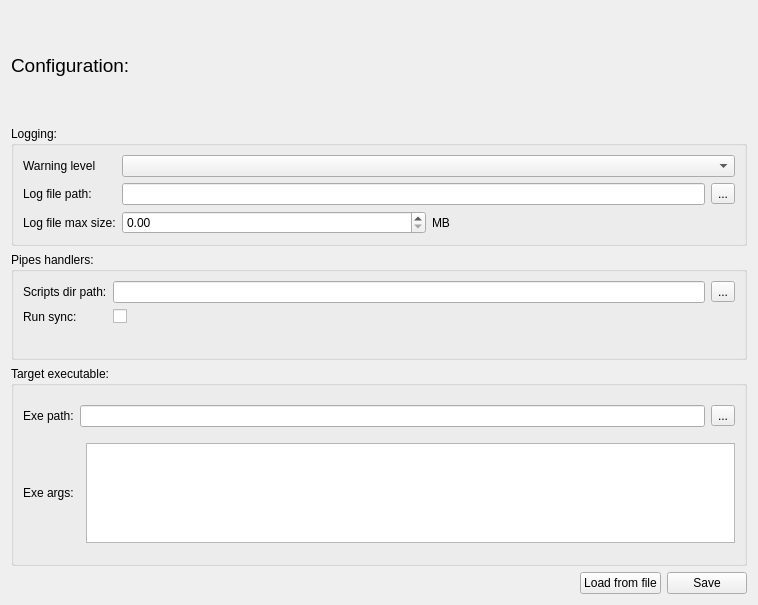
yellow1cucumber/ExeLaunchHandler, file ui/config_managment_widget/configtab.ui: the form before one commit.
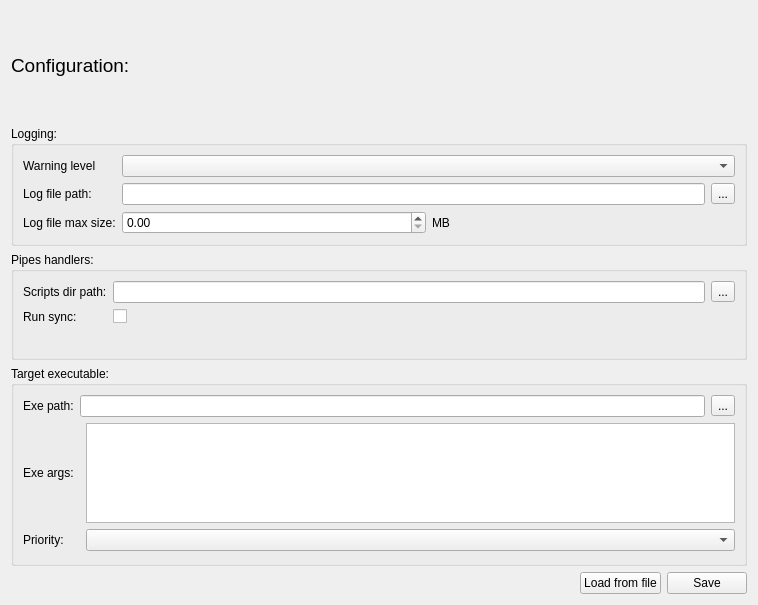
The form after the commit.

Commit message: feat: add process priority selection to ConfigTab and update logger level handling

Diff of the .ui file:
```diff
--- a/ui/config_managment_widget/configtab.ui
+++ b/ui/config_managment_widget/configtab.ui
@@ -185,6 +185,16 @@
         </property>
        </widget>
       </item>
+      <item row="2" column="2">
+       <widget class="QComboBox" name="processPriorityComboBox"/>
+      </item>
+      <item row="2" column="0">
+       <widget class="QLabel" name="label_10">
+        <property name="text">
+         <string>Priority:</string>
+        </property>
+       </widget>
+      </item>
      </layout>
     </widget>
    </item>
```
Left out of the diff: 14 changed lines with no effect on the pictures. The commit also changes 7 other files.
